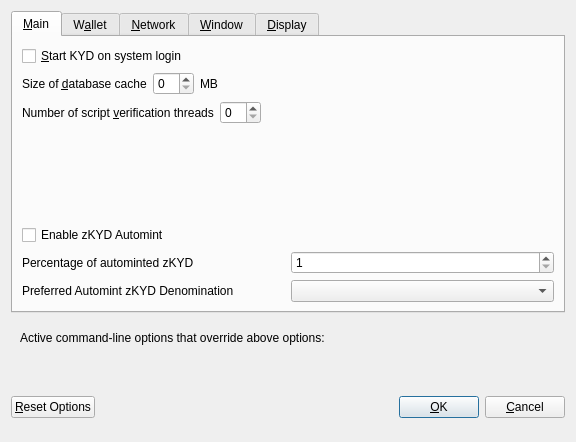
Qt form src/qt/forms/optionsdialog.ui (kydcoin/KYD3) before a commit.
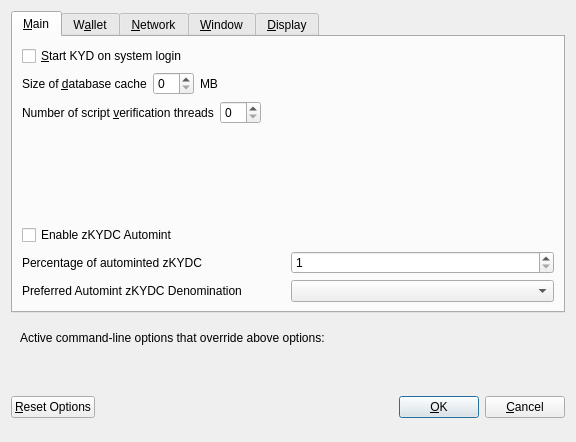
The same form after that commit. Custom widgets are drawn as their Qt base class.

Commit message: Change ticker from KYD to KYDC

What changed in the file:
```diff
--- a/src/qt/forms/optionsdialog.ui
+++ b/src/qt/forms/optionsdialog.ui
@@ -139,7 +139,7 @@
           <enum>Qt::LeftToRight</enum>
          </property>
          <property name="text">
-          <string>Enable zKYD Automint</string>
+          <string>Enable zKYDC Automint</string>
          </property>
         </widget>
        </item>
@@ -151,7 +151,7 @@
             <string>Percentage of incoming KYD which get automatically converted to zKYD via Zerocoin Protocol (min: 10%)</string>
            </property>
            <property name="text">
-            <string>Percentage of autominted zKYD</string>
+            <string>Percentage of autominted zKYDC</string>
            </property>
           </widget>
          </item>
@@ -184,7 +184,7 @@
             <string>Wait with automatic conversion to Zerocoin until enough KYD for this denomination is available</string>
            </property>
            <property name="text">
-            <string>Preferred Automint zKYD Denomination</string>
+            <string>Preferred Automint zKYDC Denomination</string>
            </property>
           </widget>
          </item>
```
Left out of the diff: 8 changed lines with no effect on the pictures. The commit also changes 75 other files.
